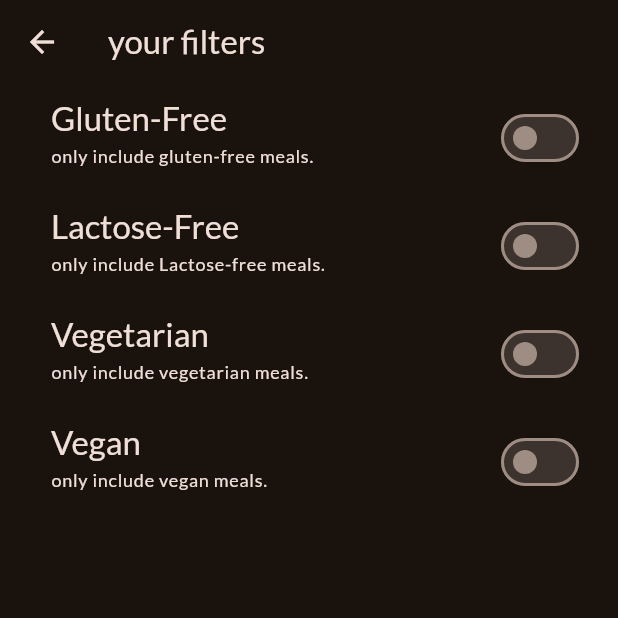
After one commit to JagdishSingh01/Meal_App, a Flutter app: the FiltersScreen screen opened directly, on a phone screen of 412 x 824 dp, the top half of it. The commit adds this screen. Run offline on Flutter 3.47's test engine with Material 3 defaults, Android fonts, the phone set to English and light mode, and no system bars; our stand-ins replace google_fonts, transparent_image.

Commit message:
added the 'filter' file in the 'screens' folder and did some changes in the file - tabs file

```diff
--- /dev/null
+++ b/lib/screens/filters.dart
@@ -0,0 +1,133 @@
+import 'package:flutter/material.dart';
+// import 'package:meal/screens/tabs.dart';
+// import 'package:meal/widgets/main_drawer.dart';
+
+class FiltersScreen extends StatefulWidget {
+  const FiltersScreen({super.key});
+
+  @override
+  State<FiltersScreen> createState() => _FiltersScreenState();
+}
+
+class _FiltersScreenState extends State<FiltersScreen> {
+  var _glutenFreeFilterSet = false;
+  var _lactoseFreeFilterSet = false;
+  var _vegetarianFilterSet = false;
+  var _veganilterSet = false;
+
+  @override
+  Widget build(BuildContext context) {
+    return Scaffold(
+      appBar: AppBar(
+        title: const Text('your filters'),
+      ),
+      // drawer: MainDrawer(onSelectScreen: (identifier) {
+      //   Navigator.of(context).pop();
+      //   if(identifier=='meals'){
+      //     Navigator.of(context)
+      //     .pushReplacement(MaterialPageRoute(builder: (ctx) => const TabsScreen()));
+      //   }
+      // }),
+      body: Column(
+        children: [
+          SwitchListTile(
+            value: _glutenFreeFilterSet,
+            onChanged: (isChecked) {
+              setState(() {
+                _glutenFreeFilterSet = isChecked;
+              });
+            },
+            title: Text(
+              'Gluten-Free',
+              style: Theme.of(context)
+                  .textTheme
+                  .titleLarge!
+                  .copyWith(color: Theme.of(context).colorScheme.onBackground),
+            ),
+            subtitle: Text(
+              'only include gluten-free meals.',
+              style: Theme.of(context)
+                  .textTheme
+                  .labelMedium!
+                  .copyWith(color: Theme.of(context).colorScheme.onBackground),
+            ),
+            activeColor: Theme.of(context).colorScheme.tertiary,
+            contentPadding: const EdgeInsets.only(left: 34, right: 22),
+          ),
+          SwitchListTile(
+            value: _lactoseFreeFilterSet,
+            onChanged: (isChecked) {
+              setState(() {
+                _lactoseFreeFilterSet = isChecked;
+              });
+            },
+            title: Text(
+              'Lactose-Free',
+              style: Theme.of(context)
+                  .textTheme
+                  .titleLarge!
+                  .copyWith(color: Theme.of(context).colorScheme.onBackground),
+            ),
+            subtitle: Text(
+              'only include Lactose-free meals.',
+              style: Theme.of(context)
+                  .textTheme
+                  .labelMedium!
+                  .copyWith(color: Theme.of(context).colorScheme.onBackground),
+            ),
+            activeColor: Theme.of(context).colorScheme.tertiary,
+            contentPadding: const EdgeInsets.only(left: 34, right: 22),
+          ),
+          SwitchListTile(
+            value: _vegetarianFilterSet,
+            onChanged: (isChecked) {
+              setState(() {
+                _vegetarianFilterSet = isChecked;
+              });
+            },
+            title: Text(
+              'Vegetarian',
+              style: Theme.of(context)
+                  .textTheme
+                  .titleLarge!
+                  .copyWith(color: Theme.of(context).colorScheme.onBackground),
+            ),
+            subtitle: Text(
+              'only include vegetarian meals.',
+              style: Theme.of(context)
+                  .textTheme
+                  .labelMedium!
+                  .copyWith(color: Theme.of(context).colorScheme.onBackground),
+            ),
+            activeColor: Theme.of(context).colorScheme.tertiary,
+            contentPadding: const EdgeInsets.only(left: 34, right: 22),
+          ),
+          SwitchListTile(
+            value: _veganilterSet,
+            onChanged: (isChecked) {
+              setState(() {
+                _veganilterSet = isChecked;
+              });
+            },
+            title: Text(
+              'Vegan',
+              style: Theme.of(context)
+                  .textTheme
+                  .titleLarge!
+                  .copyWith(color: Theme.of(context).colorScheme.onBackground),
+            ),
+            subtitle: Text(
+              'only include vegan meals.',
+              style: Theme.of(context)
+                  .textTheme
+                  .labelMedium!
+                  .copyWith(color: Theme.of(context).colorScheme.onBackground),
+            ),
+            activeColor: Theme.of(context).colorScheme.tertiary,
+            contentPadding: const EdgeInsets.only(left: 34, right: 22),
+          ),
+        ],
+      ),
+    );
+  }
+}
--- a/lib/screens/tabs.dart
+++ b/lib/screens/tabs.dart
@@ -2,6 +2,7 @@ import 'package:flutter/material.dart';
 // import 'package:meal/main.dart';
 import 'package:meal/models/meal.dart';
 import 'package:meal/screens/categories.dart';
+import 'package:meal/screens/filters.dart';
 import 'package:meal/screens/meals.dart';
 import 'package:meal/widgets/main_drawer.dart';
 
@@ -44,9 +45,10 @@ class _TabsScreenState extends State<TabsScreen> {
   }
 
   void _setScreen(String identifier) {
+    Navigator.of(context).pop();
     if (identifier == 'filters') {
-    } else {
-      Navigator.of(context).pop();
+      Navigator.of(context)
+          .push(MaterialPageRoute(builder: (ctx) => const FiltersScreen()));
     }
   }
 
```
